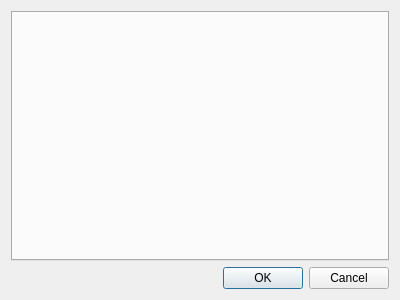
Before: the Qt Designer form Plugins/SftpServer/DlgSettingsSftpServer.ui in KangLin/RabbitRemoteControl, drawn with Qt 5.
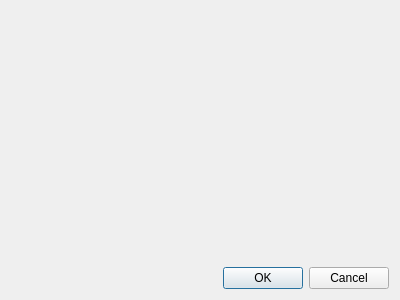
After: the same form once the commit is applied.

Commit message: Plugin: modify server parameters

What changed in the file:
```diff
--- a/Plugins/SftpServer/DlgSettingsSftpServer.ui
+++ b/Plugins/SftpServer/DlgSettingsSftpServer.ui
@@ -14,6 +14,9 @@
    <string>Dialog</string>
   </property>
   <layout class="QGridLayout" name="gridLayout">
+   <item row="0" column="0">
+    <widget class="QWidget" name="wContain" native="true"/>
+   </item>
    <item row="1" column="0">
     <widget class="QDialogButtonBox" name="buttonBox">
      <property name="orientation">
@@ -24,13 +27,6 @@
      </property>
     </widget>
    </item>
-   <item row="0" column="0">
-    <widget class="QTabWidget" name="tabWidget">
-     <property name="currentIndex">
-      <number>-1</number>
-     </property>
-    </widget>
-   </item>
   </layout>
  </widget>
  <resources/>
```
The commit also changes 6 other files.
